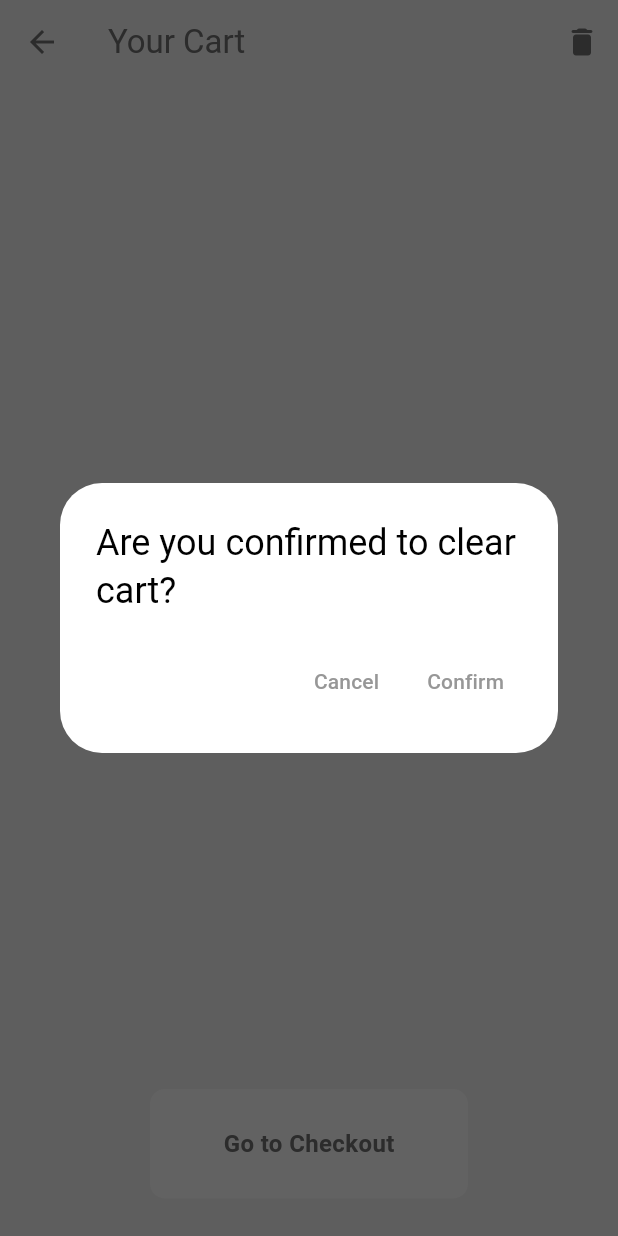
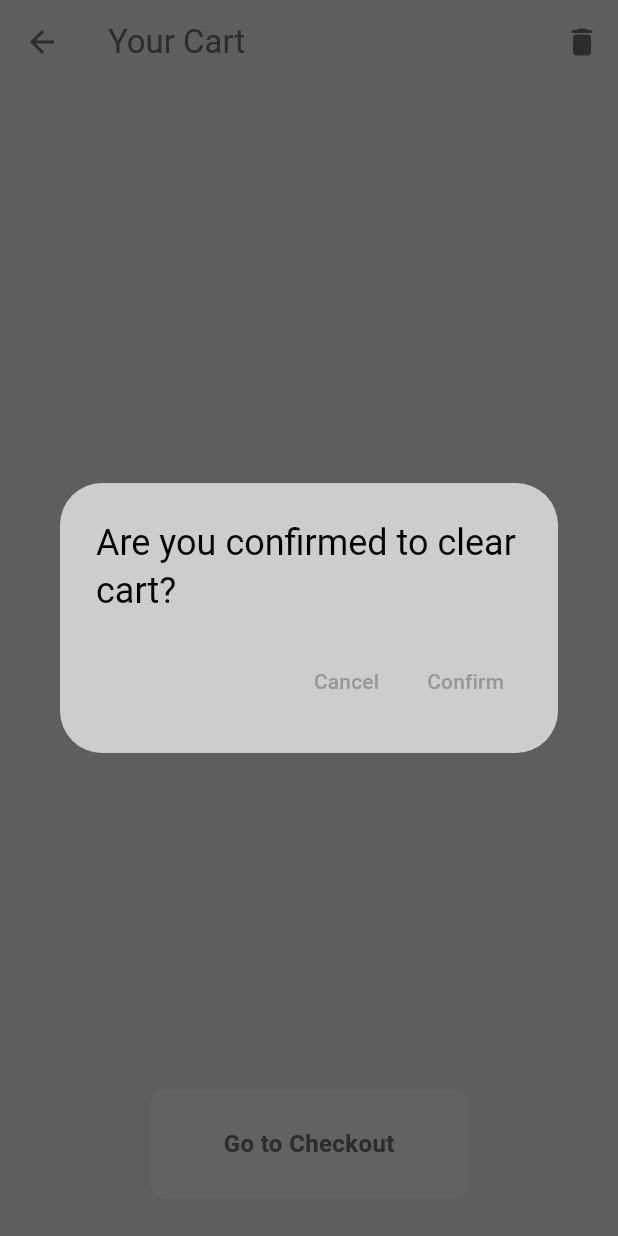
Before and after one commit to AnuOdinson117/Nom-Nom-Eats, a Flutter app: the CartPage screen opened directly, after a tap on the "delete" icon, on a phone screen of 412 x 824 dp. Run offline on Flutter 3.47's test engine with Material 3 defaults, Android fonts, the phone set to English and light mode, and no system bars; our stand-ins replace cloud_firestore, firebase_auth, firebase_core, flutter_credit_card; accounts and stored records are empty; network calls fail.

Commit message:
Migration to surface context V3.1

```diff
--- a/lib/components/my_current_location.dart
+++ b/lib/components/my_current_location.dart
@@ -11,7 +11,7 @@ class MyCurrentLocation extends StatelessWidget {
     showDialog(
       context: context,
       builder: (context) => AlertDialog(
-        backgroundColor: Theme.of(context).colorScheme.background,
+        backgroundColor: Theme.of(context).colorScheme.surface,
         title: const Text("Your Address"),
         content: TextField(
           controller: textController,
--- a/lib/components/my_drawer.dart
+++ b/lib/components/my_drawer.dart
@@ -15,7 +15,7 @@ class MyDrawer extends StatelessWidget {
   @override
   Widget build(BuildContext context) {
     return Drawer(
-      backgroundColor: Theme.of(context).colorScheme.background,
+      backgroundColor: Theme.of(context).colorScheme.surface,
       child: Column(
         children: [
           Padding(
--- a/lib/components/my_quantity_selector.dart
+++ b/lib/components/my_quantity_selector.dart
@@ -19,7 +19,7 @@ class QuantitySelector extends StatelessWidget {
   Widget build(BuildContext context) {
     return Container(
       decoration: BoxDecoration(
-        color: Theme.of(context).colorScheme.background,
+        color: Theme.of(context).colorScheme.surface,
         borderRadius: BorderRadius.circular(50),
       ),
       padding: const EdgeInsets.all(10),
--- a/lib/components/my_sliver_app_bar.dart
+++ b/lib/components/my_sliver_app_bar.dart
@@ -31,7 +31,7 @@ class MySliverAppBar extends StatelessWidget {
           icon: const Icon(Icons.shopping_cart_rounded),
         )
       ],
-      backgroundColor: Theme.of(context).colorScheme.background,
+      backgroundColor: Theme.of(context).colorScheme.surface,
       foregroundColor: Theme.of(context).colorScheme.inversePrimary,
       title: const Text("Nom Nom Cafe"),
       flexibleSpace: FlexibleSpaceBar(
--- a/lib/pages/cart_page.dart
+++ b/lib/pages/cart_page.dart
@@ -13,7 +13,7 @@ class CartPage extends StatelessWidget {
     return Consumer<Restaurant>(builder: (context, restaurant, child) {
       final userCart = restaurant.cart;
       return Scaffold(
-        backgroundColor: Theme.of(context).colorScheme.background,
+        backgroundColor: Theme.of(context).colorScheme.surface,
         appBar: AppBar(
           title: const Text("Your Cart"),
           backgroundColor: Colors.transparent,
@@ -42,7 +42,7 @@ class CartPage extends StatelessWidget {
                   ),
                 );
               },
-              icon: Icon(Icons.delete_rounded),
+              icon: const Icon(Icons.delete_rounded),
             ),
           ],
         ),
--- a/lib/pages/delivery_progress_page.dart
+++ b/lib/pages/delivery_progress_page.dart
@@ -25,7 +25,7 @@ class _DeliveryProgressPageState extends State<DeliveryProgressPage> {
   @override
   Widget build(BuildContext context) {
     return Scaffold(
-      backgroundColor: Theme.of(context).colorScheme.background,
+      backgroundColor: Theme.of(context).colorScheme.surface,
       appBar: AppBar(
         backgroundColor: Colors.transparent,
         elevation: 0,
--- a/lib/pages/food_page.dart
+++ b/lib/pages/food_page.dart
@@ -36,7 +36,7 @@ class _FoodPageState extends State<FoodPage> {
   @override
   Widget build(BuildContext context) {
     return Scaffold(
-      backgroundColor: Theme.of(context).colorScheme.background,
+      backgroundColor: Theme.of(context).colorScheme.surface,
       body: SingleChildScrollView(
         child: Column(
           children: [
--- a/lib/pages/login_page.dart
+++ b/lib/pages/login_page.dart
@@ -43,7 +43,7 @@ class _LoginPageState extends State<LoginPage> {
     showDialog(
       context: context,
       builder: (context) => AlertDialog(
-        backgroundColor: Theme.of(context).colorScheme.background,
+        backgroundColor: Theme.of(context).colorScheme.surface,
         title: const Text("User Tapped Forgot Password"),
       ),
     );
@@ -52,7 +52,7 @@ class _LoginPageState extends State<LoginPage> {
   @override
   Widget build(BuildContext context) {
     return Scaffold(
-      backgroundColor: Theme.of(context).colorScheme.background,
+      backgroundColor: Theme.of(context).colorScheme.surface,
       body: Center(
         child: Column(
           mainAxisAlignment: MainAxisAlignment.center,
--- a/lib/pages/payment_page.dart
+++ b/lib/pages/payment_page.dart
@@ -60,7 +60,7 @@ class _PaymentPageState extends State<PaymentPage> {
   @override
   Widget build(BuildContext context) {
     return Scaffold(
-      backgroundColor: Theme.of(context).colorScheme.background,
+      backgroundColor: Theme.of(context).colorScheme.surface,
       appBar: AppBar(
         backgroundColor: Colors.transparent,
         elevation: 0,
--- a/lib/pages/register_page.dart
+++ b/lib/pages/register_page.dart
@@ -61,7 +61,7 @@ class _RegisterPageState extends State<RegisterPage> {
   @override
   Widget build(BuildContext context) {
     return Scaffold(
-      backgroundColor: Theme.of(context).colorScheme.background,
+      backgroundColor: Theme.of(context).colorScheme.surface,
       body: Center(
         child: Column(
           mainAxisAlignment: MainAxisAlignment.center,
--- a/lib/pages/settings_page.dart
+++ b/lib/pages/settings_page.dart
@@ -16,10 +16,10 @@ class SettingsPage extends StatelessWidget {
             color: Theme.of(context).colorScheme.inversePrimary,
           ),
         ),
-        backgroundColor: Theme.of(context).colorScheme.background,
+        backgroundColor: Theme.of(context).colorScheme.surface,
         elevation: 0,
       ),
-      backgroundColor: Theme.of(context).colorScheme.background,
+      backgroundColor: Theme.of(context).colorScheme.surface,
       body: Column(
         children: [
           Container(
--- a/lib/themes/dark_mode.dart
+++ b/lib/themes/dark_mode.dart
@@ -2,7 +2,7 @@ import 'package:flutter/material.dart';
 
 ThemeData darkMode = ThemeData(
   colorScheme: const ColorScheme.dark(
-    background: Color.fromARGB(255, 20, 20, 20),
+    surface: Color.fromARGB(255, 20, 20, 20),
     primary: Color.fromARGB(255, 129, 129, 129),
     secondary: Color.fromARGB(255, 30, 30, 30),
     tertiary: Color.fromARGB(255, 81, 81, 81),
--- a/lib/themes/light_mode.dart
+++ b/lib/themes/light_mode.dart
@@ -2,7 +2,7 @@ import 'package:flutter/material.dart';
 
 ThemeData lightMode = ThemeData(
   colorScheme: const ColorScheme.light(
-    background: Color.fromARGB(255, 205, 205, 205),
+    surface: Color.fromARGB(255, 205, 205, 205),
     primary: Color.fromARGB(255, 151, 151, 151),
     secondary: Color.fromARGB(255, 214, 214, 214),
     tertiary: Color.fromARGB(255, 155, 155, 155),
```
Also changed, not shown: lib/components/my_tab_bar.dart (+4 -6 lines).
